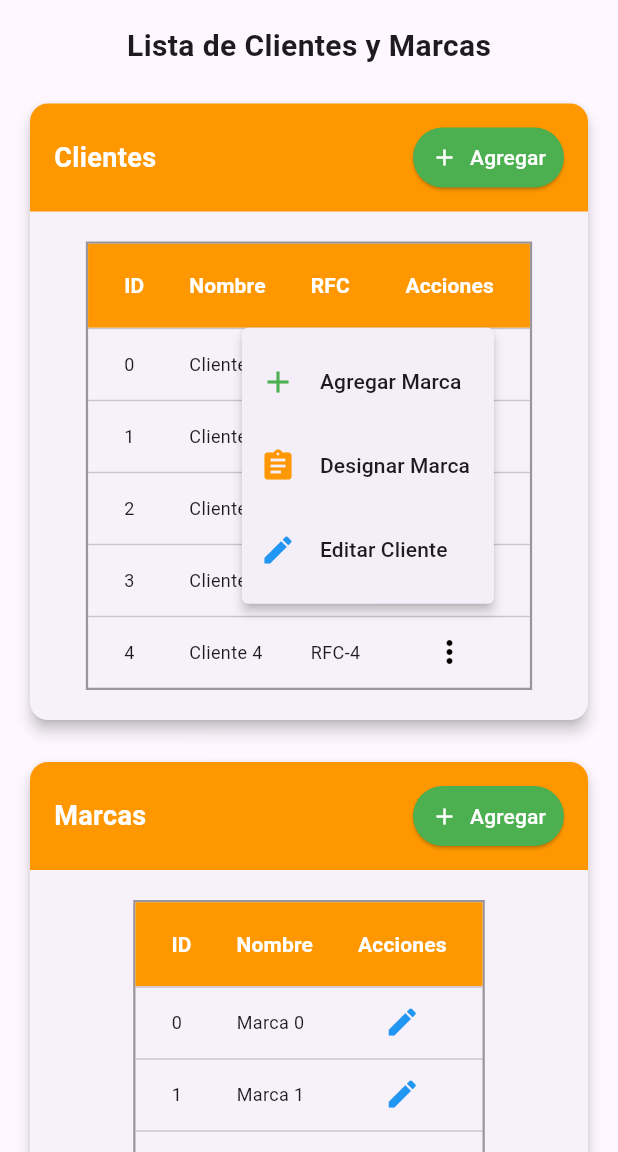
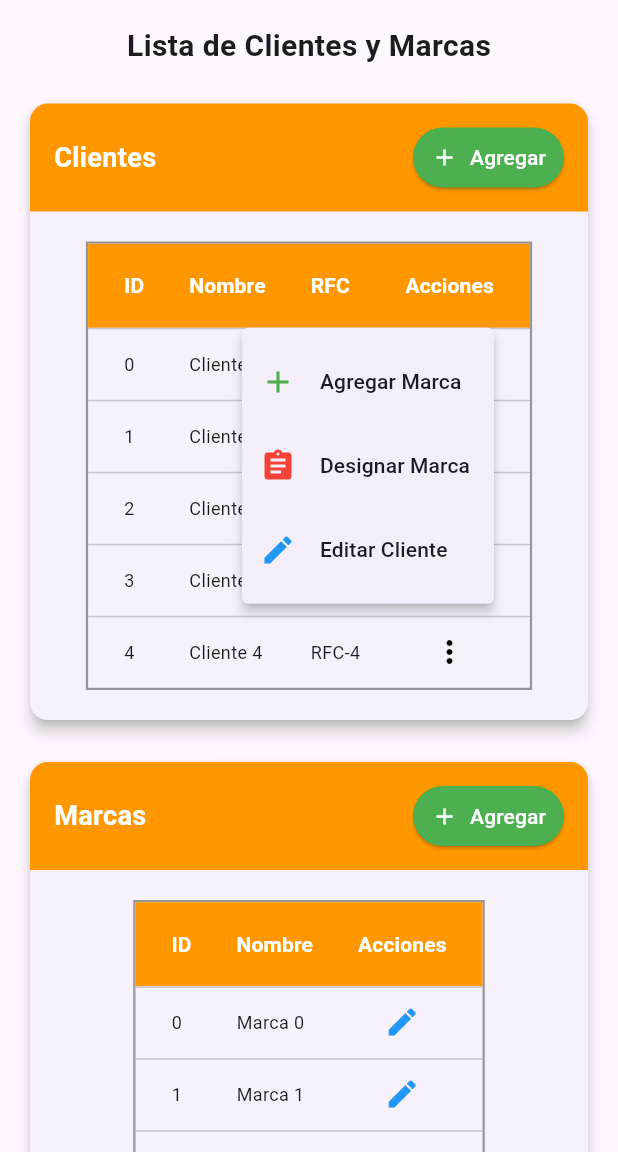
Before and after one commit to SistemasNext/nio_app, a Flutter app: the ClientesScreen screen opened directly, after a tap on the "more vert" icon, on a phone screen of 412 x 824 dp, the part 84-1236 px from its top. Run offline on Flutter 3.47's test engine with Material 3 defaults, Android fonts, the phone set to English and light mode, and no system bars.

Commit message:
CAMBIO DE COLOR DE ICONO DE MENSAJE DE ACCIONES

```diff
--- a/lib/clientes_screen.dart
+++ b/lib/clientes_screen.dart
@@ -101,8 +101,7 @@ class ClientesScreen extends StatelessWidget {
                         const PopupMenuItem(
                           value: 'designMarca',
                           child: ListTile(
-                            leading:
-                                Icon(Icons.assignment, color: Colors.orange),
+                            leading: Icon(Icons.assignment, color: Colors.red),
                             title: Text('Designar Marca'),
                           ),
                         ),
```
